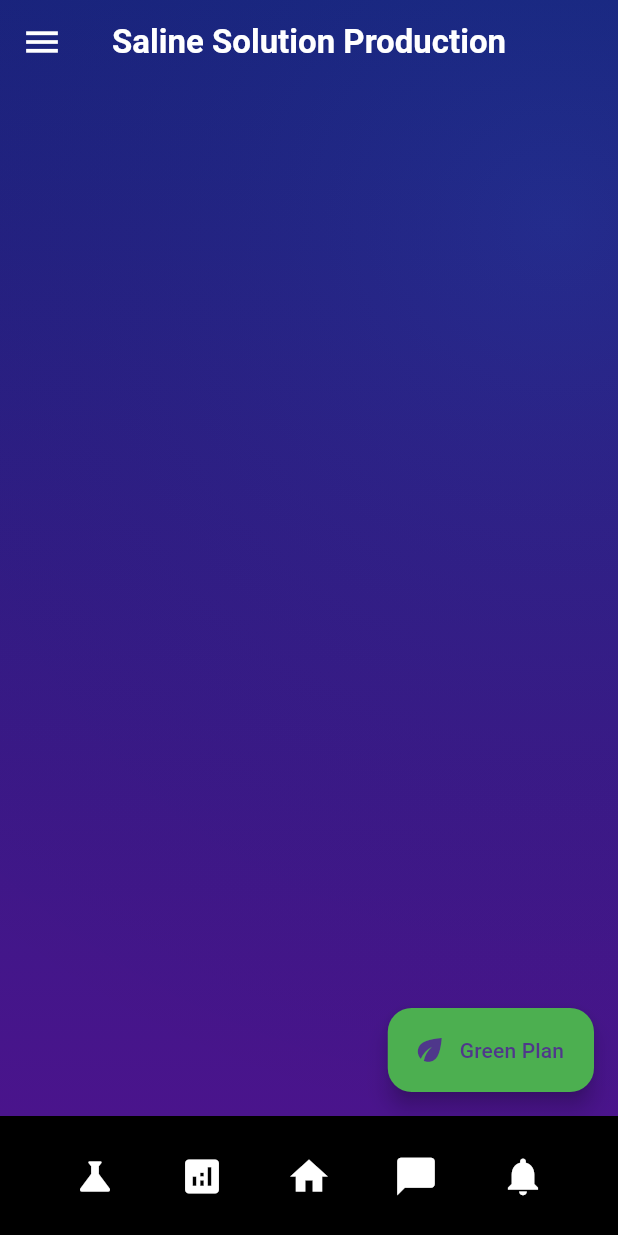
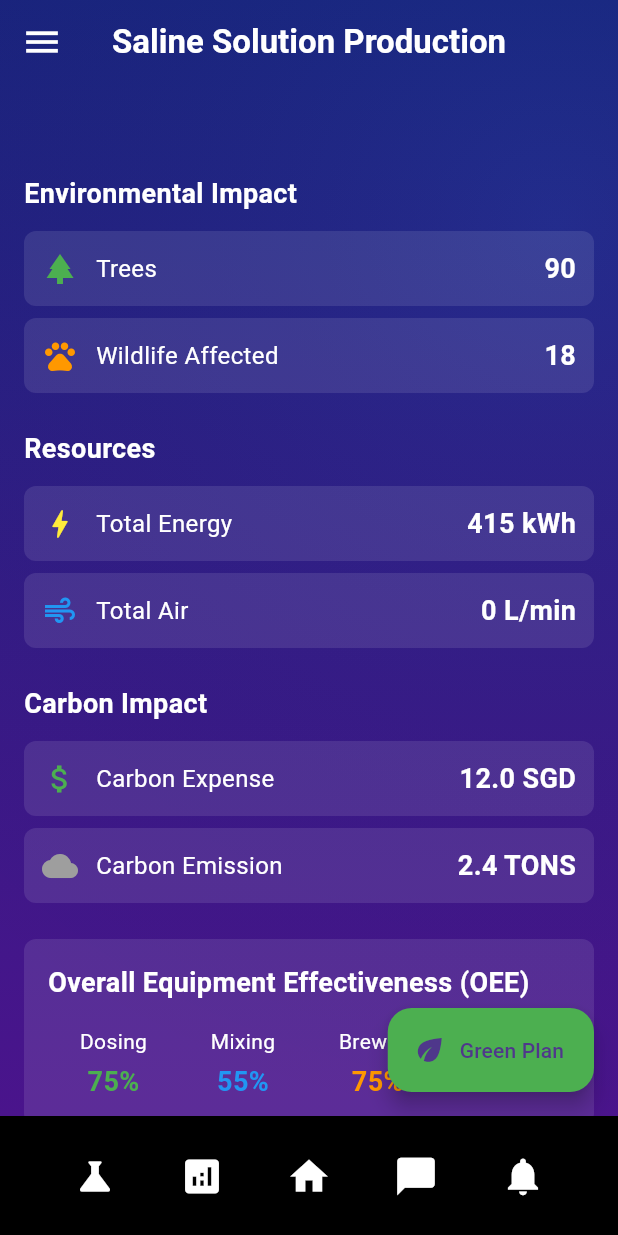
Before and after one commit to Notch-X/mpbasic, a Flutter app: the screen it shows after launch, on a phone screen of 412 x 824 dp. Run offline on Flutter 3.47's test engine with Material 3 defaults, Android fonts, the light colour scheme and no system bars.

Commit message:
new file:   lib/pages/dashboard_widget.dart 	modified:   lib/pages/home.dart

```diff
--- /dev/null
+++ b/lib/pages/dashboard_widget.dart
@@ -0,0 +1,157 @@
+import 'package:flutter/material.dart';
+
+class DashboardWidget extends StatelessWidget {
+  const DashboardWidget({super.key});
+
+  Widget _buildMetricCard(
+      String title, String value, IconData icon, Color color) {
+    return Container(
+      padding: const EdgeInsets.all(12),
+      decoration: BoxDecoration(
+        color: Colors.white.withOpacity(0.1),
+        borderRadius: BorderRadius.circular(8),
+      ),
+      child: Row(
+        mainAxisAlignment: MainAxisAlignment.spaceBetween,
+        children: [
+          Row(
+            children: [
+              Icon(icon, color: color, size: 24),
+              const SizedBox(width: 12),
+              Text(
+                title,
+                style: const TextStyle(
+                  color: Colors.white,
+                  fontSize: 16,
+                ),
+              ),
+            ],
+          ),
+          Text(
+            value,
+            style: const TextStyle(
+              color: Colors.white,
+              fontSize: 18,
+              fontWeight: FontWeight.bold,
+            ),
+          ),
+        ],
+      ),
+    );
+  }
+
+  Widget _buildPerformanceIndicator(String label, double value, Color color) {
+    return Column(
+      children: [
+        Text(
+          label,
+          style: const TextStyle(
+            color: Colors.white,
+            fontSize: 14,
+          ),
+        ),
+        const SizedBox(height: 4),
+        Text(
+          '${value.toStringAsFixed(0)}%',
+          style: TextStyle(
+            color: color,
+            fontSize: 18,
+            fontWeight: FontWeight.bold,
+          ),
+        ),
+      ],
+    );
+  }
+
+  @override
+  Widget build(BuildContext context) {
+    return Padding(
+      padding: const EdgeInsets.all(16.0),
+      child: Column(
+        crossAxisAlignment: CrossAxisAlignment.start,
+        children: [
+          // Environmental Impact Section
+          const Text(
+            'Environmental Impact',
+            style: TextStyle(
+              color: Colors.white,
+              fontSize: 18,
+              fontWeight: FontWeight.bold,
+            ),
+          ),
+          const SizedBox(height: 12),
+          _buildMetricCard('Trees', '90', Icons.park, Colors.green),
+          const SizedBox(height: 8),
+          _buildMetricCard(
+              'Wildlife Affected', '18', Icons.pets, Colors.orange),
+
+          // Resources Section
+          const SizedBox(height: 24),
+          const Text(
+            'Resources',
+            style: TextStyle(
+              color: Colors.white,
+              fontSize: 18,
+              fontWeight: FontWeight.bold,
+            ),
+          ),
+          const SizedBox(height: 12),
+          _buildMetricCard(
+              'Total Energy', '415 kWh', Icons.bolt, Colors.yellow),
+          const SizedBox(height: 8),
+          _buildMetricCard('Total Air', '0 L/min', Icons.air, Colors.blue),
+
+          // Carbon Impact Section
+          const SizedBox(height: 24),
+          const Text(
+            'Carbon Impact',
+            style: TextStyle(
+              color: Colors.white,
+              fontSize: 18,
+              fontWeight: FontWeight.bold,
+            ),
+          ),
+          const SizedBox(height: 12),
+          _buildMetricCard(
+              'Carbon Expense', '12.0 SGD', Icons.attach_money, Colors.green),
+          const SizedBox(height: 8),
+          _buildMetricCard(
+              'Carbon Emission', '2.4 TONS', Icons.cloud, Colors.grey),
+
+          // Performance Indicators
+          const SizedBox(height: 24),
+          Container(
+            padding: const EdgeInsets.all(16),
+            decoration: BoxDecoration(
+              color: Colors.white.withOpacity(0.1),
+              borderRadius: BorderRadius.circular(8),
+            ),
+            child: Column(
+              crossAxisAlignment: CrossAxisAlignment.start,
+              children: [
+                const Text(
+                  'Overall Equipment Effectiveness (OEE)',
+                  style: TextStyle(
+                    color: Colors.white,
+                    fontSize: 18,
+                    fontWeight: FontWeight.bold,
+                  ),
+                ),
+                const SizedBox(height: 16),
+                Row(
+                  mainAxisAlignment: MainAxisAlignment.spaceAround,
+                  children: [
+                    _buildPerformanceIndicator('Dosing', 75, Colors.green),
+                    _buildPerformanceIndicator('Mixing', 55, Colors.blue),
+                    _buildPerformanceIndicator('Brewing', 75, Colors.orange),
+                    _buildPerformanceIndicator('Filling', 65, Colors.purple),
+                  ],
+                ),
+              ],
+            ),
+          ),
+        ],
+      ),
+    );
+  }
+}
--- a/lib/pages/home.dart
+++ b/lib/pages/home.dart
@@ -7,6 +7,7 @@ import 'package:mpbasic/pages/analytics.dart';
 import 'package:mpbasic/pages/process.dart';
 import 'package:mpbasic/pages/ai.dart';
 import 'package:mpbasic/pages/alerts.dart';
+import 'dashboard_widget.dart'; // Import the DashboardWidget
 
 class HomePage extends StatefulWidget {
   const HomePage({super.key});
@@ -244,11 +245,14 @@ class _HomePageState extends State<HomePage> {
         body: Stack(
           children: [
             const BackgroundWidget(),
-            Column(
-              crossAxisAlignment: CrossAxisAlignment.start,
-              children: const [
-                SizedBox(height: 100),
-              ],
+            SingleChildScrollView(
+              child: Column(
+                crossAxisAlignment: CrossAxisAlignment.start,
+                children: const [
+                  SizedBox(height: 100),
+                  DashboardWidget(), // Add the DashboardWidget here
+                ],
+              ),
             ),
             _buildGreenPlanViewer(),
           ],
```
